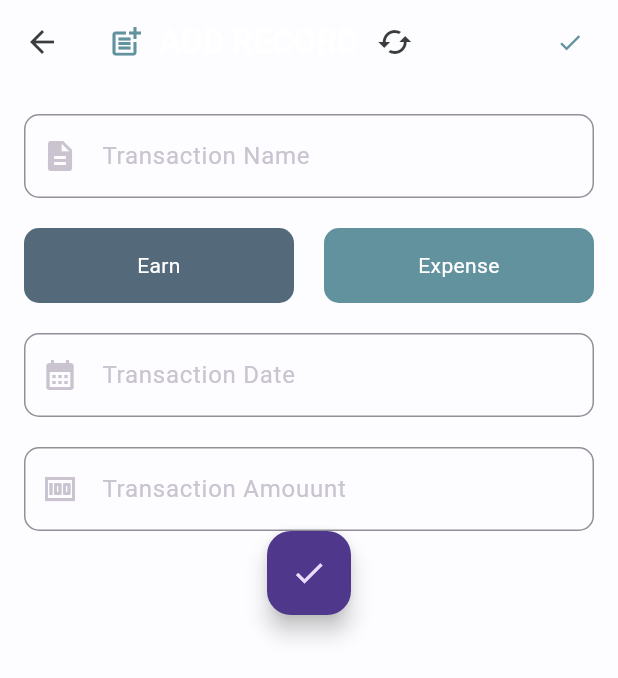
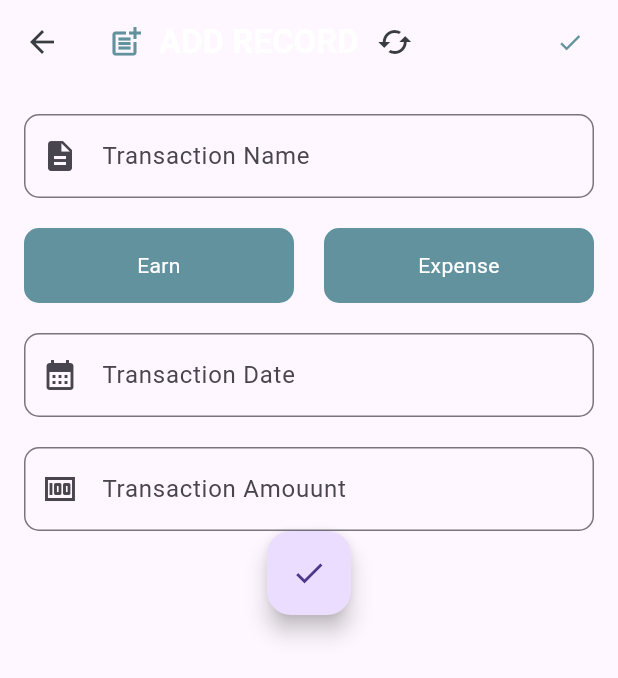
Before and after one commit to 1123Alessandro/PesoPal, a Flutter app: the AddPage screen opened directly, after a tap on the "check" icon, on a phone screen of 412 x 824 dp. Shown: the top 678 px of the screen. Run offline on Flutter 3.47's test engine with Material 3 defaults, Android fonts, the light colour scheme and no system bars; our stand-ins replace sqflite, sqflite_common; accounts and stored records are empty.

Commit message:
Working transaction form

```diff
--- a/lib/AddRecord.dart
+++ b/lib/AddRecord.dart
@@ -21,7 +21,7 @@ class AddPage extends StatefulWidget {
 }
 
 class _AddRecordState extends State<AddPage> {
-  TxnType selectedType = TxnType.Earn;
+  TxnType selectedType = TxnType.None;
 
   @override
   Widget build(BuildContext context) {
@@ -118,6 +118,7 @@ class _AddRecordState extends State<AddPage> {
                           onTap: () {
                             setState(() {
                               selectedType = TxnType.Earn;
+                              print('EARN selected');
                             });
                           },
                           child: ReusableCard(
@@ -134,6 +135,7 @@ class _AddRecordState extends State<AddPage> {
                           onTap: () {
                             setState(() {
                               selectedType = TxnType.Expense;
+                              print('EXPENSE selected');
                             });
                           },
                           child: ReusableCard(
@@ -314,6 +316,22 @@ class _AddRecordState extends State<AddPage> {
                     FloatingActionButton(
                         child: Icon(Icons.check),
                         onPressed: () {
+                          if (selectedType == TxnType.Earn) {
+                            print('You selected EARN');
+                            print('Txn Name: ${nameController.text}');
+                            print('Txn Price: ${priceController.text}');
+                            print('Txn Date: ${dateController.text}');
+                          }
+                          else if (selectedType == TxnType.Expense) {
+                            print('You selected EXPENSE');
+                            print('Txn Name: ${nameController.text}');
+                            print('Txn Price: ${priceController.text}');
+                            print('Txn Date: ${dateController.text}');
+                          }
+                          else {
+                            print('ERROR: Please select an expense type');
+                          }
+
                          /* if(typeController.text == 'Earn') {
                             DatabaseManager.instance.insertTxn(Earn(
                                 name: nameController.text,
--- a/lib/main.dart
+++ b/lib/main.dart
@@ -4,22 +4,22 @@ import 'Analytics.dart';
 import 'TransactionHistory.dart';
 import 'AddRecord.dart';
 
-void main() => runApp(HomePage());
+void main() => runApp(Home());
 
-class HomePage extends StatelessWidget {
+class Home extends StatelessWidget {
   @override
   Widget build(BuildContext context) {
     return MaterialApp(
       debugShowCheckedModeBanner: false,
-      theme: ThemeData.dark().copyWith(
+      /* theme: ThemeData.dark().copyWith(
         primaryColor: Color(0xFFDCDCDC),
         appBarTheme: AppBarTheme(
           backgroundColor: Color(0xFFFDFDFF),
         ),
         scaffoldBackgroundColor: Color(0xFFFDFDFF),
-      ),
+      ), */
       // TODO: change method name per webpage view
-      home: HomePage(),
+      home: AddPage(),
     );
   }
 }
```
